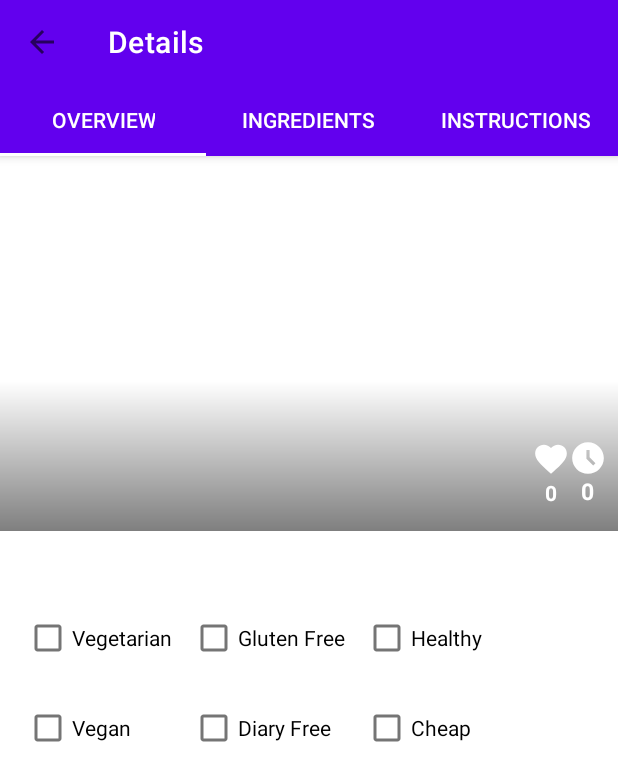
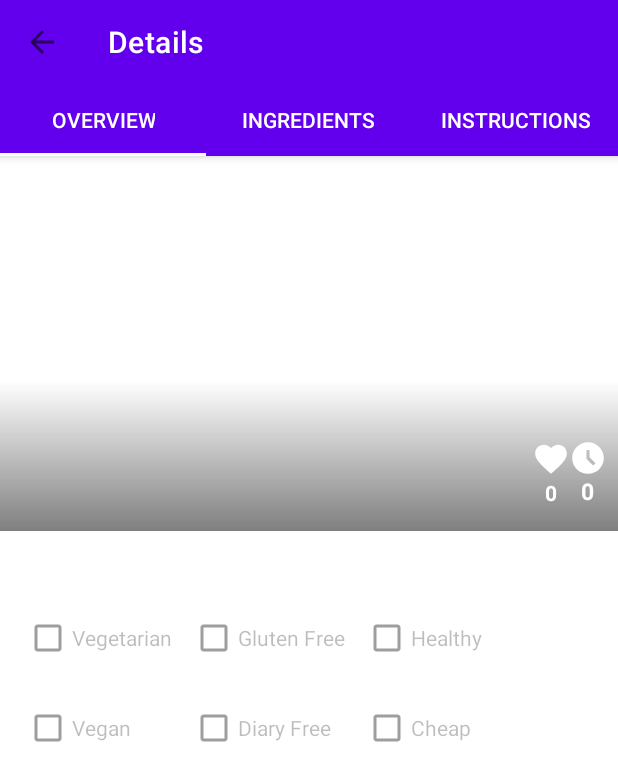
Before and after one commit to dracula151997/Foody, an Android app: the OverviewFragment screen opened directly, with no data from a screen before it, on a phone screen of 412 x 824 dp. Shown: the top 781 px of the screen. Run offline under Robolectric (Android 15) with nearby library versions, the phone set to English and light mode, and no system bars; our stand-ins replace data binding; libraries missing offline, so code that uses them is left out: android.text; 4 statements that could not run were skipped.

Commit message:
disable check box for checked

```diff
--- a/app/src/main/res/layout/fragment_overview.xml
+++ b/app/src/main/res/layout/fragment_overview.xml
@@ -9,7 +9,7 @@
             name="recipe"
             type="com.tutorial.foody.models.RecipeResult" />
 
-        <import type="android.text.Html"/>
+        <import type="android.text.Html" />
     </data>
 
     <androidx.constraintlayout.widget.ConstraintLayout
@@ -109,6 +109,7 @@
             android:layout_marginStart="16dp"
             android:layout_marginTop="12dp"
             android:checked="@{recipe.vegetarian}"
+            android:enabled="false"
             android:text="@string/vegetarian"
             app:layout_constraintStart_toStartOf="parent"
             app:layout_constraintTop_toBottomOf="@id/recipe_title" />
@@ -119,6 +120,7 @@
             android:layout_height="wrap_content"
             android:layout_marginTop="12dp"
             android:checked="@{recipe.vegan}"
+            android:enabled="false"
             android:text="@string/vegan"
             app:layout_constraintStart_toStartOf="@+id/vegetarian_check_box"
             app:layout_constraintTop_toBottomOf="@+id/vegetarian_check_box" />
@@ -130,6 +132,7 @@
             android:layout_height="wrap_content"
             android:layout_marginStart="12dp"
             android:checked="@{recipe.glutenFree}"
+            android:enabled="false"
             android:text="@string/gluten_free"
             app:layout_constraintStart_toEndOf="@+id/vegetarian_check_box"
             app:layout_constraintTop_toTopOf="@+id/vegetarian_check_box" />
@@ -141,6 +144,7 @@
             android:layout_height="wrap_content"
             android:layout_marginTop="12dp"
             android:checked="@{recipe.dairyFree}"
+            android:enabled="false"
             android:text="@string/diary_free"
             app:layout_constraintStart_toStartOf="@+id/gluten_free_check_box"
             app:layout_constraintTop_toBottomOf="@+id/gluten_free_check_box" />
@@ -152,6 +156,7 @@
             android:layout_height="wrap_content"
             android:layout_marginStart="12dp"
             android:checked="@{recipe.veryHealthy}"
+            android:enabled="false"
             android:text="@string/healthy"
             app:layout_constraintStart_toEndOf="@+id/gluten_free_check_box"
             app:layout_constraintTop_toTopOf="@+id/gluten_free_check_box" />
@@ -161,6 +166,7 @@
             android:layout_width="wrap_content"
             android:layout_height="wrap_content"
             android:checked="@{recipe.cheap}"
+            android:enabled="false"
             android:text="@string/cheap"
             app:layout_constraintStart_toStartOf="@+id/healthy_check_box"
             app:layout_constraintTop_toTopOf="@+id/diary_free_check_box" />
@@ -171,11 +177,11 @@
             android:layout_marginStart="16dp"
             android:layout_marginTop="8dp"
             android:layout_marginEnd="16dp"
+            android:layout_marginBottom="8dp"
             app:layout_constraintBottom_toBottomOf="parent"
             app:layout_constraintEnd_toEndOf="parent"
             app:layout_constraintHorizontal_bias="0.0"
             app:layout_constraintStart_toStartOf="parent"
-            android:layout_marginBottom="8dp"
             app:layout_constraintTop_toBottomOf="@+id/vegen_check_box">
 
             <LinearLayout
```
